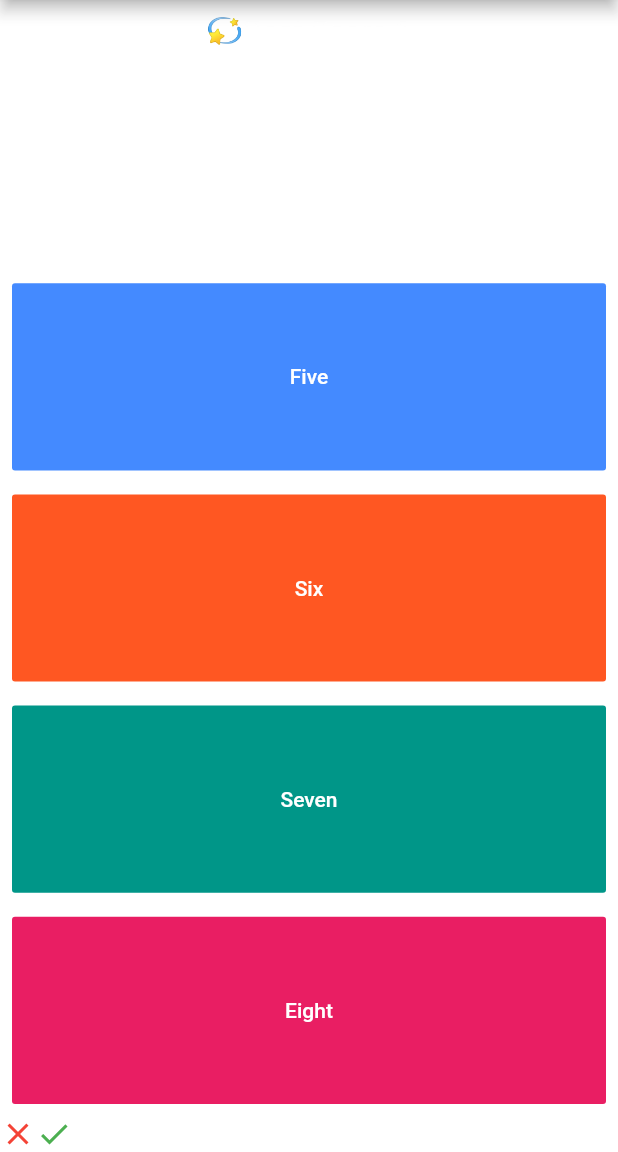
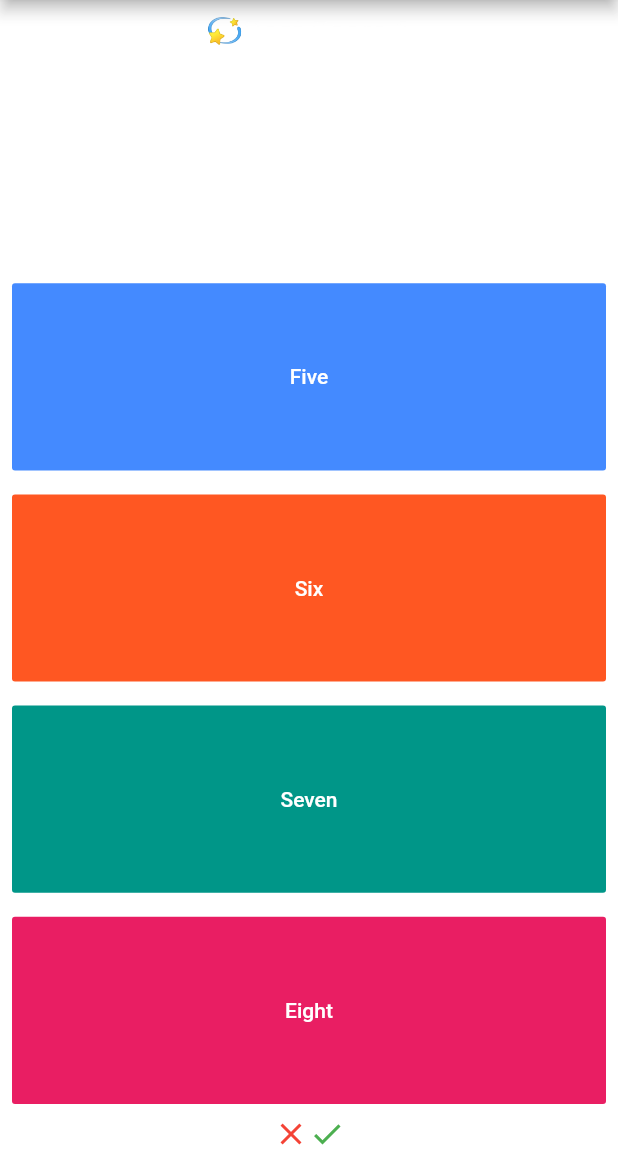
Before and after one commit to tanny99/quiz_game, a Flutter app: the screen it shows after launch, after a tap on "Five", after a tap on "James Faulkner", on a phone screen of 412 x 824 dp, the part 84-1236 px from its top. Run offline on Flutter 3.47's test engine with Material 2 defaults, Android fonts, the phone set to English and light mode, and no system bars; our stand-ins replace rflutter_alert.

Commit message:
alignments

```diff
--- a/lib/main.dart
+++ b/lib/main.dart
@@ -2,6 +2,7 @@ import 'dart:ui';
 import 'dart:io';
 import 'dart:convert';
 import 'dart:async';
+import 'package:flutter/cupertino.dart';
 import 'package:flutter/material.dart';
 import 'package:rflutter_alert/rflutter_alert.dart';
 import 'quizbrain.dart';
@@ -202,6 +203,7 @@ class _QuizpageState extends State<Quizpage> {
         )),
         Center(
           child: Row(
+            mainAxisAlignment: MainAxisAlignment.center,
             children: score_keeper,
           ),
         )
```
